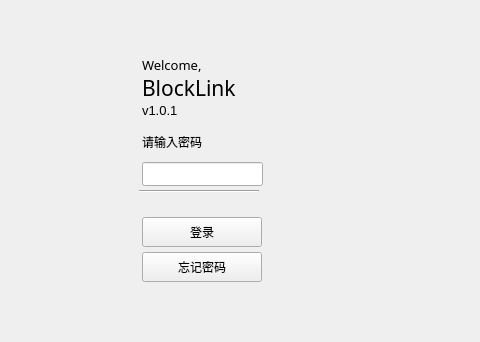
Before: the Qt Designer form lockpage.ui in HcashOrg/hx-indicator, drawn with Qt 5; both pictures show x 143 to 623 and y 138 to 480 of the 960 by 580 pixel window.
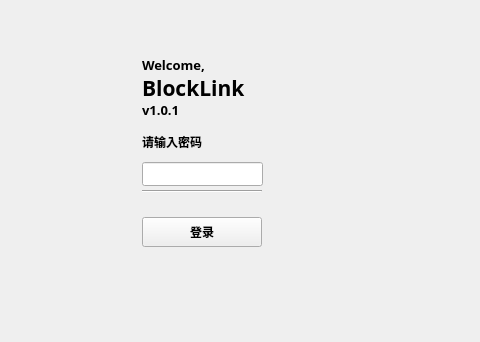
After: the same form once the commit is applied.

Patch:
```diff
--- a/lockpage.ui
+++ b/lockpage.ui
@@ -10,6 +10,13 @@
     <height>580</height>
    </rect>
   </property>
+  <property name="font">
+   <font>
+    <family>Microsoft YaHei UI Light</family>
+    <weight>75</weight>
+    <bold>true</bold>
+   </font>
+  </property>
   <property name="windowTitle">
    <string>Form</string>
   </property>
@@ -41,6 +48,11 @@
      <height>20</height>
     </rect>
    </property>
+   <property name="font">
+    <font>
+     <family>Microsoft YaHei UI Light</family>
+    </font>
+   </property>
    <property name="text">
     <string>请输入密码</string>
    </property>
@@ -66,9 +78,9 @@
   <widget class="QLabel" name="tipLabel">
    <property name="geometry">
     <rect>
-     <x>290</x>
+     <x>285</x>
      <y>336</y>
-     <width>111</width>
+     <width>200</width>
      <height>20</height>
     </rect>
    </property>
@@ -109,32 +121,10 @@
     <string>登录</string>
    </property>
   </widget>
-  <widget class="QToolButton" name="forgetBtn">
-   <property name="geometry">
-    <rect>
-     <x>285</x>
-     <y>390</y>
-     <width>120</width>
-     <height>30</height>
-    </rect>
-   </property>
-   <property name="cursor">
-    <cursorShape>PointingHandCursor</cursorShape>
-   </property>
-   <property name="focusPolicy">
-    <enum>Qt::NoFocus</enum>
-   </property>
-   <property name="styleSheet">
-    <string notr="true"/>
-   </property>
-   <property name="text">
-    <string>忘记密码</string>
-   </property>
-  </widget>
   <widget class="Line" name="line">
    <property name="geometry">
     <rect>
-     <x>282</x>
+     <x>285</x>
      <y>328</y>
      <width>120</width>
      <height>3</height>
```
